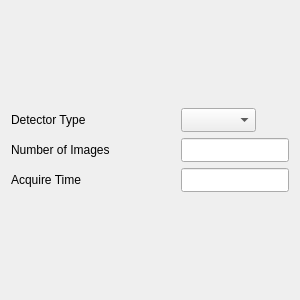
Qt form tesgui/det_params.ui (AbbyGi/tesgui) before a commit.
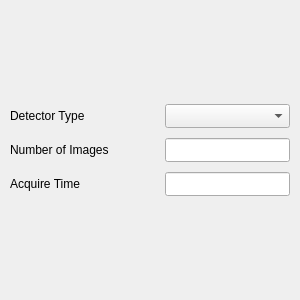
The same form after that commit.

Patch:
```diff
--- a/tesgui/det_params.ui
+++ b/tesgui/det_params.ui
@@ -14,8 +14,41 @@
    <string>Form</string>
   </property>
   <layout class="QVBoxLayout" name="verticalLayout">
+   <property name="spacing">
+    <number>10</number>
+   </property>
+   <property name="leftMargin">
+    <number>5</number>
+   </property>
+   <property name="topMargin">
+    <number>5</number>
+   </property>
+   <property name="rightMargin">
+    <number>5</number>
+   </property>
+   <property name="bottomMargin">
+    <number>5</number>
+   </property>
    <item>
     <layout class="QGridLayout" name="gridLayout">
+     <property name="leftMargin">
+      <number>5</number>
+     </property>
+     <property name="topMargin">
+      <number>5</number>
+     </property>
+     <property name="rightMargin">
+      <number>5</number>
+     </property>
+     <property name="bottomMargin">
+      <number>5</number>
+     </property>
+     <property name="horizontalSpacing">
+      <number>5</number>
+     </property>
+     <property name="verticalSpacing">
+      <number>10</number>
+     </property>
      <item row="1" column="0">
       <widget class="QLabel" name="label_2">
        <property name="minimumSize">
@@ -43,6 +76,12 @@
          <height>24</height>
         </size>
        </property>
+       <property name="maximumSize">
+        <size>
+         <width>125</width>
+         <height>16777215</height>
+        </size>
+       </property>
       </widget>
      </item>
      <item row="0" column="0">
@@ -85,6 +124,12 @@
          <height>24</height>
         </size>
        </property>
+       <property name="maximumSize">
+        <size>
+         <width>125</width>
+         <height>16777215</height>
+        </size>
+       </property>
       </widget>
      </item>
      <item row="2" column="1">
@@ -101,6 +146,12 @@
          <height>24</height>
         </size>
        </property>
+       <property name="maximumSize">
+        <size>
+         <width>125</width>
+         <height>16777215</height>
+        </size>
+       </property>
       </widget>
      </item>
     </layout>
```
